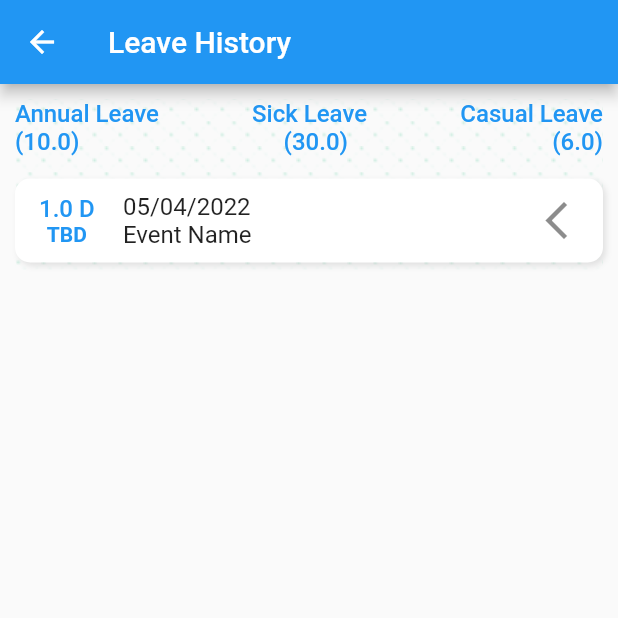
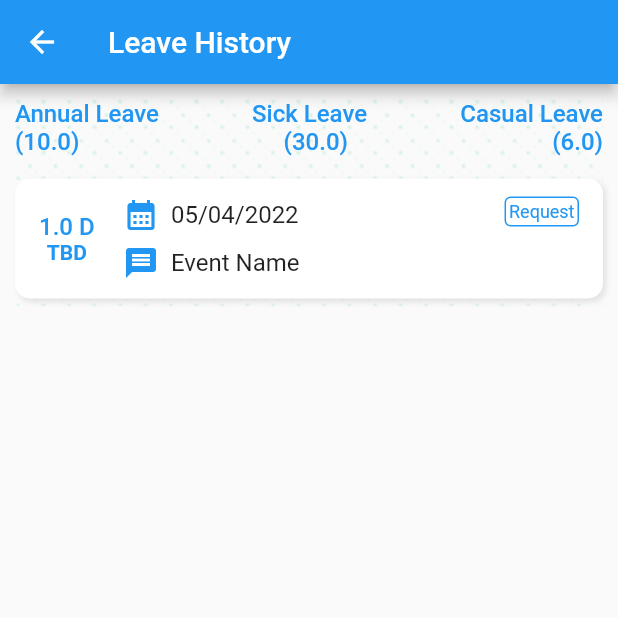
Before and after one commit to scm-sai-zaw-myint/EMS-Mobile, a Flutter app: the LeaveHistory screen opened directly, on a phone screen of 412 x 824 dp, the top half of it. Run offline on Flutter 3.47's test engine with Material 2 defaults, Android fonts, the phone set to English and light mode, and no system bars; our stand-ins replace awesome_snackbar_content, flutter_secure_storage, get; accounts and stored records are empty.

Commit message:
[ZLT] add common color, button in profile, leave history & detail,

```diff
--- a/ems_mobile/lib/Screens/Common/common_widget.dart
+++ b/ems_mobile/lib/Screens/Common/common_widget.dart
@@ -6,6 +6,8 @@ typedef OnTimeChange = Function(TimeOfDay time);
 typedef DashboardRoute = Function();
 
 class CommonWidget {
+  static Color appPrimaryColor = Colors.blue;
+
   static InputDecoration inputDecoration(String name) => InputDecoration(
         hintText: name,
         labelText: name,
@@ -54,7 +56,7 @@ class CommonWidget {
                 child: Text(
                   left,
                   textAlign: TextAlign.left,
-                  style: profileTextStyle(Colors.blue),
+                  style: profileTextStyle(appPrimaryColor),
                 ),
               ),
             ),
@@ -74,8 +76,8 @@ class CommonWidget {
 
   static Text profileTitle(String title) => Text(
         title,
-        style: const TextStyle(
-            fontSize: 14, color: Colors.blue, fontWeight: FontWeight.bold),
+        style: TextStyle(
+            fontSize: 14, color: appPrimaryColor, fontWeight: FontWeight.bold),
       );
 
   static TextStyle profileTextStyle(Color color) => TextStyle(
@@ -91,8 +93,8 @@ class CommonWidget {
   static Text commonLeftLeave(String text) => Text(
         text,
         textAlign: TextAlign.right,
-        style: const TextStyle(
-            fontSize: 16, fontWeight: FontWeight.w500, color: Colors.blue),
+        style: TextStyle(
+            fontSize: 16, fontWeight: FontWeight.w500, color: appPrimaryColor),
       );
 
   //validor goes here
--- a/ems_mobile/lib/Screens/Leave/leave_history.dart
+++ b/ems_mobile/lib/Screens/Leave/leave_history.dart
@@ -154,6 +154,8 @@ class LeaveHistory extends StatelessWidget {
                     ),
                   ],
                 ),
+                child: Padding(
+                  padding: const EdgeInsets.symmetric(vertical: 8.0),
                   child: ListTile(
                       leading: Column(
                         mainAxisAlignment: MainAxisAlignment.center,
@@ -167,16 +169,47 @@ class LeaveHistory extends StatelessWidget {
                           Column(
                             crossAxisAlignment: CrossAxisAlignment.start,
                             children: [
-                          Text("05/04/2022"),
-                          Text("Event Name"),
+                              Row(
+                                children: [
+                                  Icon(Icons.calendar_month,
+                                      color: CommonWidget.appPrimaryColor),
+                                  const SizedBox(width: 8),
+                                  const Text("05/04/2022"),
+                                ],
+                              ),
+                              const SizedBox(height: 8),
+                              Row(
+                                children: [
+                                  Icon(Icons.message,
+                                      color: CommonWidget.appPrimaryColor),
+                                  const SizedBox(width: 8),
+                                  const Text("Event Name"),
+                                ],
+                              )
                             ],
                           ),
                         ],
                       ),
-                  trailing: InkWell(
-                    onTap: () {},
-                    child: const Icon(Icons.arrow_back_ios_new, size: 30),
+                      trailing: Column(
+                        crossAxisAlignment: CrossAxisAlignment.start,
+                        children: [
+                          DecoratedBox(
+                              decoration: BoxDecoration(
+                                border: Border.all(
+                                  color: CommonWidget.appPrimaryColor,
+                                  width: 1,
                                 ),
+                                borderRadius: BorderRadius.circular(4),
+                              ),
+                              child: Padding(
+                                padding: const EdgeInsets.all(3.0),
+                                child: Text("Request",
+                                    style: TextStyle(
+                                        fontSize: 12,
+                                        color: CommonWidget.appPrimaryColor)),
+                              )),
+                        ],
+                      )),
                 ),
               ),
             ],
--- a/ems_mobile/lib/Services/Common/config.dart
+++ b/ems_mobile/lib/Services/Common/config.dart
@@ -10,6 +10,8 @@ class Config {
   static const String dashboardPage = "/dashboard";
   static const String changePasswordPage = "/changePassword";
   static const String profilePage = "/profile";
+  static const String leaveHistoryPage = "/leaveHistory";
+  static const String leaveDetailPage = "/leaveDetail";
 
   /// Pages Routes End ///
 
@@ -17,4 +19,5 @@ class Config {
   static final String login = "/showLogin";
   static final String changePassword = "/changePassword?update=update";
   static final String profile = "/employeeProfile";
+  static final String leaveHistory = "/leaveRecord";
 }
--- a/ems_mobile/lib/Services/Common/pages_config.dart
+++ b/ems_mobile/lib/Services/Common/pages_config.dart
@@ -1,4 +1,6 @@
 import 'package:ems_mobile/Screens/Dashboard/dashboard.dart';
+import 'package:ems_mobile/Screens/Leave/leave_detail.dart';
+import 'package:ems_mobile/Screens/Leave/leave_history.dart';
 import 'package:ems_mobile/Screens/Login/login_page.dart';
 import 'package:ems_mobile/Screens/Profile/change_password.dart';
 import 'package:ems_mobile/Screens/Profile/profile.dart';
@@ -10,6 +12,8 @@ class PagesConfig {
     GetPage(name: Config.loginPage, page: () => LoginPage()),
     GetPage(name: Config.dashboardPage, page: () => const Dashboard()),
     GetPage(name: Config.changePasswordPage, page: () => ChangePassword()),
-    GetPage(name: Config.profilePage, page: () => const Profile())
+    GetPage(name: Config.profilePage, page: () => const Profile()),
+    GetPage(name: Config.leaveHistoryPage, page: () => const LeaveHistory()),
+    GetPage(name: Config.leaveDetailPage, page: () => const LeaveDetail())
   ];
 }
--- a/ems_mobile/lib/Services/Common/service_binding.dart
+++ b/ems_mobile/lib/Services/Common/service_binding.dart
@@ -1,3 +1,4 @@
+import 'package:ems_mobile/Services/Leave/leave_service.dart';
 import 'package:ems_mobile/Services/Login/login_service.dart';
 import 'package:ems_mobile/Services/Profile/change_password_service.dart';
 import 'package:ems_mobile/Services/Profile/profile_service.dart';
@@ -9,5 +10,6 @@ class ServiceBinding extends Bindings{
     Get.lazyPut(() => LoginService());
     Get.lazyPut(() => ChangePasswordService());
     Get.lazyPut(() => ProfileService());
+    Get.lazyPut(() => LeaveService());
   }
 }
--- /dev/null
+++ b/ems_mobile/lib/Services/Leave/leave_service.dart
@@ -0,0 +1,10 @@
+// import 'dart:convert';
+
+// import 'package:ems_mobile/Models/Employee/employee.dart';
+// import 'package:ems_mobile/Services/Common/api_service.dart';
+// import 'package:ems_mobile/Services/Common/config.dart';
+// import 'package:flutter/material.dart';
+import 'package:get/get.dart';
+
+class LeaveService extends GetxController {
+}
```
Also changed, not shown: ems_mobile/lib/Screens/Leave/leave_detail.dart (added, +61 -0 lines), ems_mobile/lib/Screens/Profile/profile.dart (+19 -1 lines). Lines whose indentation alone changed are shown as unchanged.
